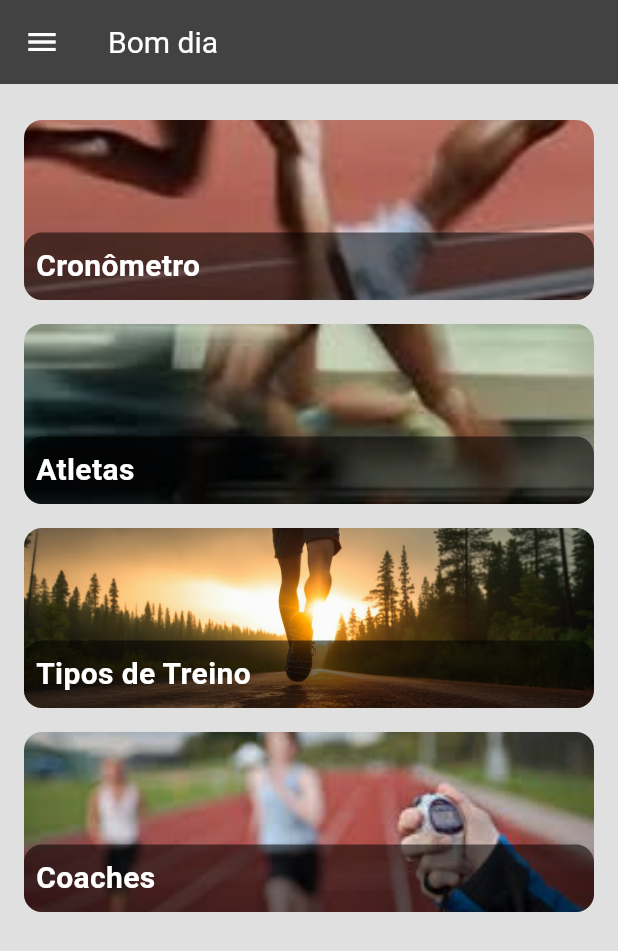
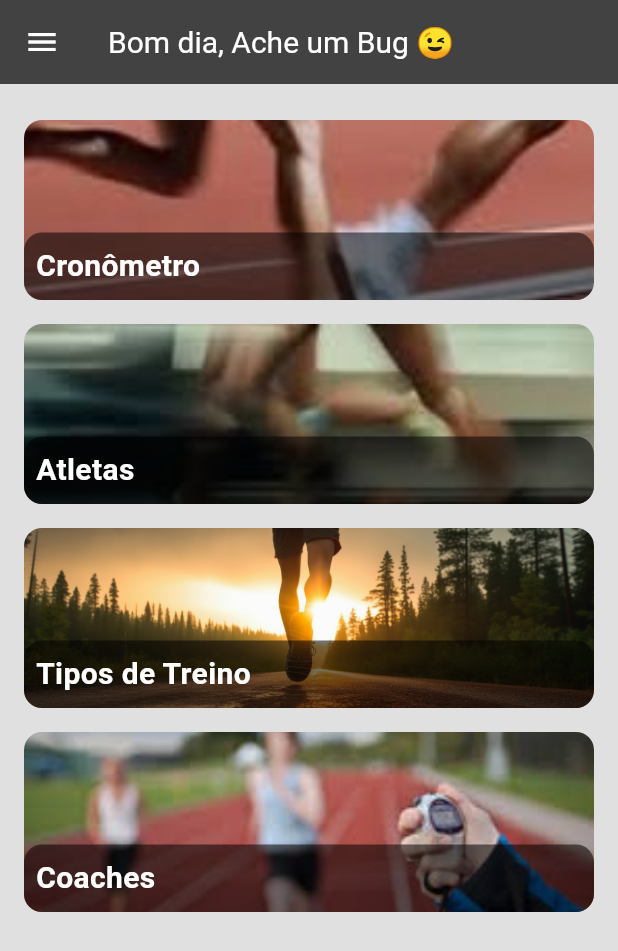
Before and after one commit to LuisQuintino/lp-running, a Flutter app: the HomeScreen screen opened by its route, on a phone screen of 412 x 824 dp. Shown: the top 951 px of the screen. Run offline on Flutter 3.47's test engine with Material 3 defaults, Android fonts, the light colour scheme and no system bars; our stand-ins replace image_picker, mask_text_input_formatter.

Commit message:
atualizacao V02 FrontEnd Tela de HomeScreen

```diff
--- a/lp-running.app/lib/screens/home_screen.dart
+++ b/lp-running.app/lib/screens/home_screen.dart
@@ -19,6 +19,14 @@ class _HomeScreenState extends State<HomeScreen> {
     }
   }
 
+
+
+  // buscar coach ativo
+  String _coachName = "Ache um Bug 😉";
+
+  // puxar banco de dados
+
+
   void _navigateToScreen(String routeName) {
     Navigator.pushNamed(context, routeName);
   }
@@ -30,7 +38,7 @@ class _HomeScreenState extends State<HomeScreen> {
         children: <Widget>[
           DrawerHeader(
             decoration: BoxDecoration(
-              color: const Color(0xFF424242), // Cor equivalente ao Colors.grey[800]
+              color: const Color(0xFF424242),
             ),
             child: const Text(
               'Menu',
@@ -164,9 +172,9 @@ class _HomeScreenState extends State<HomeScreen> {
   Widget build(BuildContext context) {
     return Scaffold(
       appBar: AppBar(
-        backgroundColor: const Color(0xFF424242), // Cor equivalente ao Colors.grey[800]
+        backgroundColor: const Color(0xFF424242),
         title: Text(
-          _getGreeting(),
+          '${_getGreeting()}, $_coachName', //  banco de dados
           style: const TextStyle(
             color: Colors.white,
           ),
```
